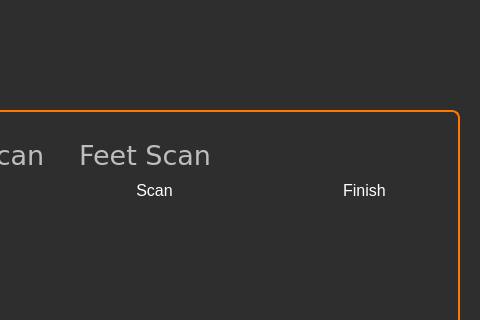
First picture: the form in appwidget.ui, repository ImKirihara/RaDoTechDemo, before the edit; both pictures show x 321 to 801 and y 0 to 320 of the 801 by 601 pixel window.
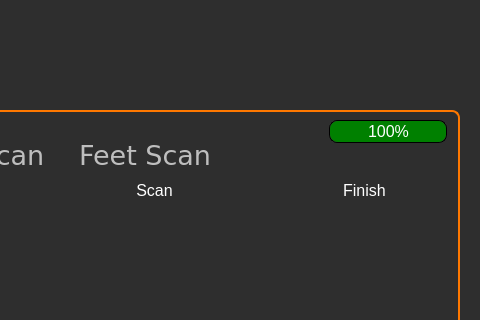
Second picture: the form after the edit.

Commit message: battery implementation

```diff
--- a/appwidget.ui
+++ b/appwidget.ui
@@ -225,6 +225,35 @@
        <string>Feet Scan</string>
       </property>
      </widget>
+     <widget class="QProgressBar" name="batteryBar">
+      <property name="geometry">
+       <rect>
+        <x>460</x>
+        <y>20</y>
+        <width>118</width>
+        <height>23</height>
+       </rect>
+      </property>
+      <property name="styleSheet">
+       <string notr="true">QProgressBar{
+    border: 1px solid black;
+    background: transparent;
+    border-radius: 8px;
+    text-align: center;
+    color: white;
+    font-size: 16px;
+    
+}
+
+QProgressBar::chunk{
+    background-color: green;
+    border-radius: 8px;
+}</string>
+      </property>
+      <property name="value">
+       <number>100</number>
+      </property>
+     </widget>
     </widget>
    </widget>
    <widget class="QWidget" name="historyPage">
@@ -1400,6 +1429,13 @@
       </property>
      </spacer>
     </item>
+    <item>
+     <widget class="QPushButton" name="chargeButton">
+      <property name="text">
+       <string>Charge Battery</string>
+      </property>
+     </widget>
+    </item>
     <item>
      <widget class="QPushButton" name="signOutButton">
       <property name="text">
```
The commit also changes 9 other files.
